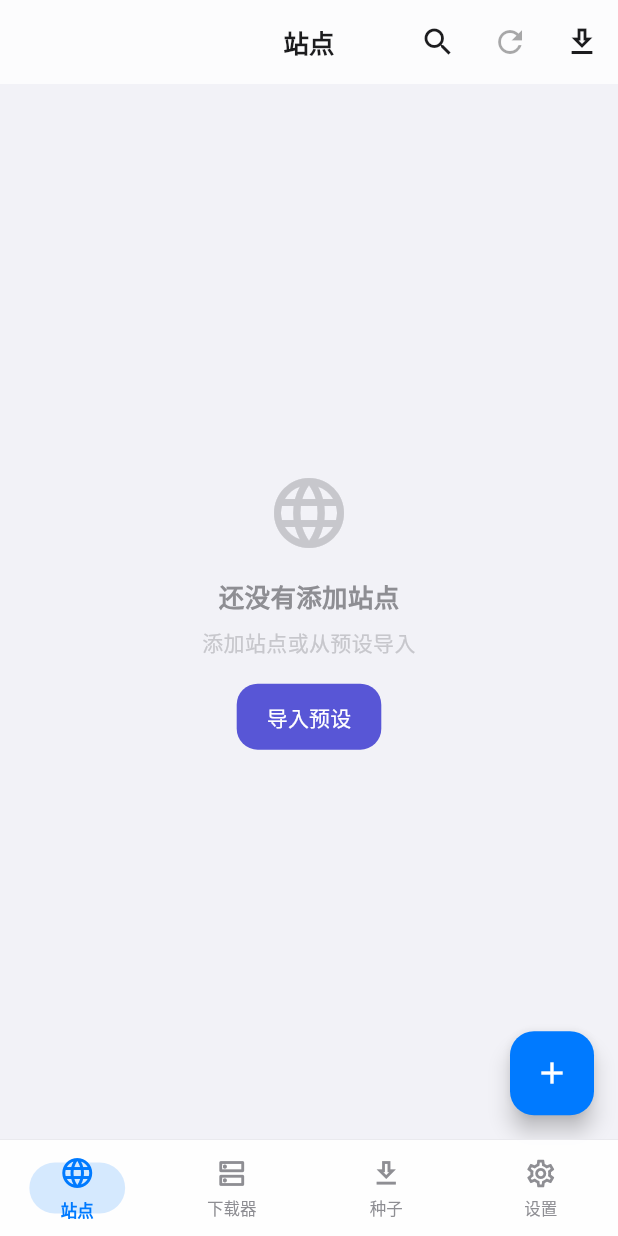
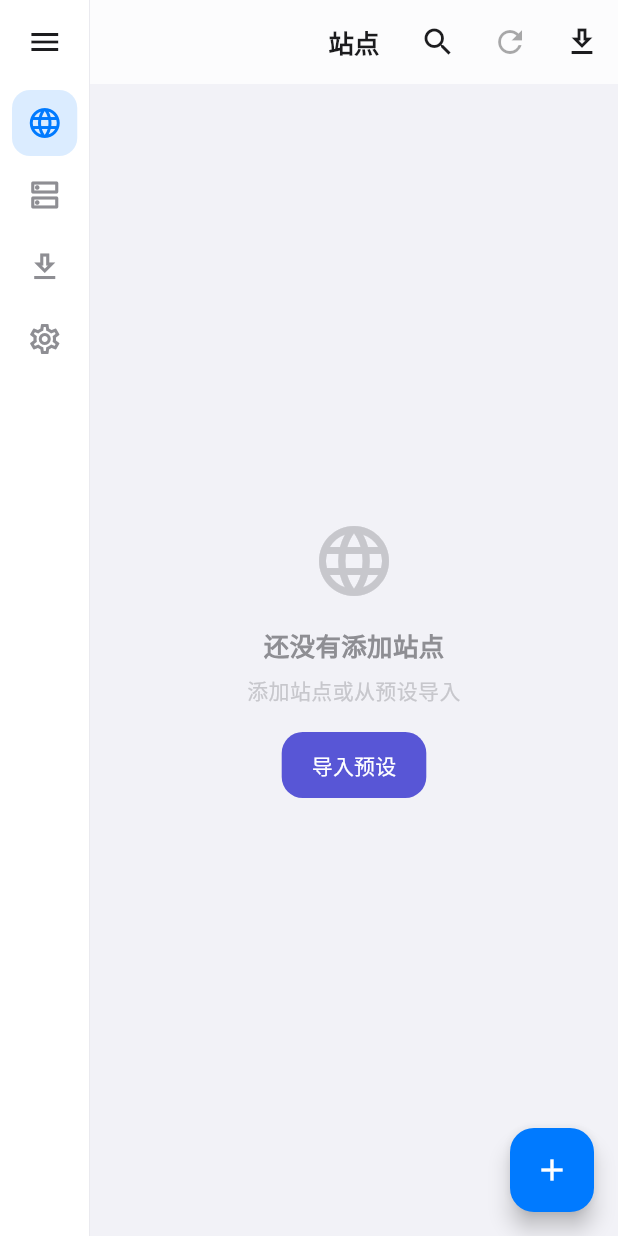
Before and after one commit to zengliming/bit-manager, a Flutter app: the screen it shows after launch, on a phone screen of 412 x 824 dp. Run offline on Flutter 3.47's test engine with Material 3 defaults, Android fonts, the phone set to English and light mode, and no system bars; our stand-ins replace dio, flutter_secure_storage, shared_preferences, webview_flutter.

Commit message:
feat(nav): 改为可折叠侧边栏，默认收起显示站点页，点汉堡按钮展开

```diff
--- a/lib/app.dart
+++ b/lib/app.dart
@@ -10,7 +10,7 @@ import 'screens/site_list_screen.dart';
 import 'screens/torrent_list_screen.dart';
 import 'screens/settings_screen.dart';
 import 'widgets/status_border.dart';
-import 'widgets/sliding_nav_bar.dart';
+import 'widgets/collapsible_side_nav.dart';
 import 'models/torrent.dart';
 
 /// Extension on [ColorScheme] to provide torrent state colors.
@@ -27,6 +27,7 @@ class AppShell extends StatefulWidget {
 
 class _AppShellState extends State<AppShell> with WidgetsBindingObserver {
   int _currentIndex = 0;
+  bool _navExpanded = false;
   RefreshService? _refreshService;
 
   @override
@@ -73,10 +74,26 @@ class _AppShellState extends State<AppShell> with WidgetsBindingObserver {
   @override
   Widget build(BuildContext context) {
     const destinations = [
-      (Icons.language_outlined, Icons.language, '站点'),
-      (Icons.dns_outlined, Icons.dns, '下载器'),
-      (Icons.download_outlined, Icons.download, '种子'),
-      (Icons.settings_outlined, Icons.settings, '设置'),
+      NavDestinationItem(
+        icon: Icons.language_outlined,
+        selectedIcon: Icons.language,
+        label: '站点',
+      ),
+      NavDestinationItem(
+        icon: Icons.dns_outlined,
+        selectedIcon: Icons.dns,
+        label: '下载器',
+      ),
+      NavDestinationItem(
+        icon: Icons.download_outlined,
+        selectedIcon: Icons.download,
+        label: '种子',
+      ),
+      NavDestinationItem(
+        icon: Icons.settings_outlined,
+        selectedIcon: Icons.settings,
+        label: '设置',
+      ),
     ];
 
     final body = IndexedStack(
@@ -97,96 +114,25 @@ class _AppShellState extends State<AppShell> with WidgetsBindingObserver {
       themeMode: ThemeMode.system,
       theme: _buildLightTheme(),
       darkTheme: _buildDarkTheme(),
-      home: LayoutBuilder(
-        builder: (context, constraints) {
-          // 用 LayoutBuilder 拿 Scaffold 实际可用宽度，避免在
-          // MaterialApp 父级读 MediaQuery 拿不到准确值
-          final isWide = constraints.maxWidth >= 600;
-          return Scaffold(
-        body: isWide
-            ? Row(
+      home: Scaffold(
+        body: Row(
           children: [
-                  // 宽屏：收起式侧边导航栏
-                  NavigationRail(
+            // 可折叠侧边导航栏：平时收起，点左上汉堡按钮展开
+            CollapsibleSideNav(
               selectedIndex: _currentIndex,
-                    onDestinationSelected: (i) =>
-                        setState(() => _currentIndex = i),
-                    extended: false,
-                    minExtendedWidth: 72,
-                    minWidth: 72,
-                    labelType: NavigationRailLabelType.none,
-                    backgroundColor:
-                        Theme.of(context).colorScheme.surface,
-                    indicatorColor: Theme.of(context)
-                        .colorScheme
-                        .primary
-                        .withValues(alpha: 0.14),
-                    indicatorShape: RoundedRectangleBorder(
-                      borderRadius: BorderRadius.circular(16),
-                    ),
-                    destinations: [
-                      for (final d in destinations)
-                        NavigationRailDestination(
-                          icon: Icon(d.$1),
-                          selectedIcon: Icon(d.$2),
-                          label: Text(d.$3),
-                        ),
-                    ],
-                  ),
-                  VerticalDivider(
-                    width: 1,
-                    thickness: 0.5,
-                    color: Theme.of(context).dividerColor,
+              expanded: _navExpanded,
+              onToggleExpand: () =>
+                  setState(() => _navExpanded = !_navExpanded),
+              onDestinationSelected: (i) => setState(() {
+                _currentIndex = i;
+                // 选中后自动收起，回到纯净页面
+                _navExpanded = false;
+              }),
+              destinations: destinations,
             ),
             Expanded(child: body),
           ],
-              )
-            : body,
-        // 窄屏：保留底部滑动导航栏
-        bottomNavigationBar: isWide
-            ? null
-            : Container(
-                decoration: BoxDecoration(
-                  color: Theme.of(
-                    context,
-                  ).colorScheme.surface.withValues(alpha: 0.92),
-                  border: Border(
-                    top: BorderSide(
-                      color: Theme.of(context).dividerColor,
-                      width: 0.5,
         ),
-                  ),
-                ),
-                child: SlidingNavBar(
-                  selectedIndex: _currentIndex,
-                  onDestinationSelected: (i) =>
-                      setState(() => _currentIndex = i),
-                  destinations: const [
-                    NavDestination(
-                      icon: Icons.language_outlined,
-                      selectedIcon: Icons.language,
-                      label: '站点',
-                    ),
-                    NavDestination(
-                      icon: Icons.dns_outlined,
-                      selectedIcon: Icons.dns,
-                      label: '下载器',
-                    ),
-                    NavDestination(
-                      icon: Icons.download_outlined,
-                      selectedIcon: Icons.download,
-                      label: '种子',
-                    ),
-                    NavDestination(
-                      icon: Icons.settings_outlined,
-                      selectedIcon: Icons.settings,
-                      label: '设置',
-                    ),
-                  ],
-                ),
-              ),
-          );
-        },
       ),
     );
   }
--- /dev/null
+++ b/lib/widgets/collapsible_side_nav.dart
@@ -0,0 +1,177 @@
+import 'package:flutter/material.dart';
+
+/// 可折叠侧边导航栏
+///
+/// 收起时仅一条窄条（汉堡按钮 + 选中项图标），展开时显示图标 + 文字。
+/// 点顶部汉堡按钮切换展开/收起。选中某项后可自动收起（可选）。
+class CollapsibleSideNav extends StatelessWidget {
+  final int selectedIndex;
+  final bool expanded;
+  final ValueChanged<int> onDestinationSelected;
+  final VoidCallback onToggleExpand;
+  final List<NavDestinationItem> destinations;
+
+  static const double _collapsedWidth = 60;
+  static const double _expandedWidth = 200;
+  static const Duration _duration = Duration(milliseconds: 220);
+  static const Curve _curve = Curves.easeOutCubic;
+
+  const CollapsibleSideNav({
+    super.key,
+    required this.selectedIndex,
+    required this.expanded,
+    required this.onDestinationSelected,
+    required this.onToggleExpand,
+    required this.destinations,
+  });
+
+  @override
+  Widget build(BuildContext context) {
+    final theme = Theme.of(context);
+    final colorScheme = theme.colorScheme;
+    final selectedColor = colorScheme.primary;
+    final unselectedColor = colorScheme.onSurfaceVariant;
+
+    return AnimatedContainer(
+      duration: _duration,
+      curve: _curve,
+      width: expanded ? _expandedWidth : _collapsedWidth,
+      decoration: BoxDecoration(
+        color: colorScheme.surface,
+        border: Border(
+          right: BorderSide(color: theme.dividerColor, width: 0.5),
+        ),
+      ),
+      child: Column(
+        crossAxisAlignment: CrossAxisAlignment.stretch,
+        children: [
+          // 顶部汉堡按钮（切换展开/收起）
+          SizedBox(
+            height: 56,
+            child: IconButton(
+              icon: Icon(
+                expanded ? Icons.menu_open : Icons.menu,
+                color: colorScheme.onSurface,
+              ),
+              onPressed: onToggleExpand,
+              tooltip: expanded ? '收起' : '展开',
+            ),
+          ),
+          const SizedBox(height: 4),
+          // 导航项
+          Expanded(
+            child: ListView(
+              padding: const EdgeInsets.symmetric(horizontal: 8),
+              children: List.generate(destinations.length, (i) {
+                final d = destinations[i];
+                final selected = i == selectedIndex;
+                return _NavItem(
+                  destination: d,
+                  selected: selected,
+                  expanded: expanded,
+                  selectedColor: selectedColor,
+                  unselectedColor: unselectedColor,
+                  duration: _duration,
+                  curve: _curve,
+                  onTap: () => onDestinationSelected(i),
+                );
+              }),
+            ),
+          ),
+        ],
+      ),
+    );
+  }
+}
+
+class _NavItem extends StatelessWidget {
+  final NavDestinationItem destination;
+  final bool selected;
+  final bool expanded;
+  final Color selectedColor;
+  final Color unselectedColor;
+  final Duration duration;
+  final Curve curve;
+  final VoidCallback onTap;
+
+  const _NavItem({
+    required this.destination,
+    required this.selected,
+    required this.expanded,
+    required this.selectedColor,
+    required this.unselectedColor,
+    required this.duration,
+    required this.curve,
+    required this.onTap,
+  });
+
+  @override
+  Widget build(BuildContext context) {
+    final color = selected ? selectedColor : unselectedColor;
+    final indicatorColor = selectedColor.withValues(alpha: 0.14);
+    return Padding(
+      padding: const EdgeInsets.only(bottom: 4),
+      child: Material(
+        color: selected ? indicatorColor : Colors.transparent,
+        borderRadius: BorderRadius.circular(12),
+        child: InkWell(
+          borderRadius: BorderRadius.circular(12),
+          onTap: onTap,
+          child: AnimatedContainer(
+            duration: duration,
+            curve: curve,
+            padding: EdgeInsets.symmetric(
+              horizontal: expanded ? 12 : 0,
+              vertical: 10,
+            ),
+            child: Row(
+              mainAxisAlignment: expanded
+                  ? MainAxisAlignment.start
+                  : MainAxisAlignment.center,
+              children: [
+                Icon(
+                  selected ? destination.selectedIcon : destination.icon,
+                  size: 24,
+                  color: color,
+                ),
+                if (expanded) ...[
+                  const SizedBox(width: 12),
+                  Expanded(
+                    child: AnimatedDefaultTextStyle(
+                      duration: duration,
+                      curve: curve,
+                      style: TextStyle(
+                        fontSize: 14,
+                        fontWeight: selected
+                            ? FontWeight.w600
+                            : FontWeight.w400,
+                        color: color,
+                      ),
+                      child: Text(
+                        destination.label,
+                        maxLines: 1,
+                        overflow: TextOverflow.ellipsis,
+                      ),
+                    ),
+                  ),
+                ],
+              ],
+            ),
+          ),
+        ),
+      ),
+    );
+  }
+}
+
+class NavDestinationItem {
+  final IconData icon;
+  final IconData selectedIcon;
+  final String label;
+
+  const NavDestinationItem({
+    required this.icon,
+    required this.selectedIcon,
+    required this.label,
+  });
+}
--- a/lib/widgets/sliding_nav_bar.dart
+++ /dev/null
@@ -1,169 +0,0 @@
-import 'package:flutter/material.dart';
-
-/// 自绘底部导航栏 — 单个胶囊指示器在选中项之间连续滑动
-///
-/// 取代 M3 NavigationBar 的逐项 fade 动画（视觉上像"跳帧"）。
-/// 胶囊用 AnimatedAlign 在等宽槽位间位移，过渡丝滑。
-class SlidingNavBar extends StatelessWidget {
-  final int selectedIndex;
-  final ValueChanged<int> onDestinationSelected;
-  final List<NavDestination> destinations;
-
-  /// 动画时长与曲线
-  static const Duration _duration = Duration(milliseconds: 260);
-  static const Curve _curve = Curves.easeOutCubic;
-
-  /// 胶囊宽度占单槽宽度的比例（M3 指示器约 60-80px，这里按比例）
-  static const double _indicatorWidthFactor = 0.62;
-
-  const SlidingNavBar({
-    super.key,
-    required this.selectedIndex,
-    required this.onDestinationSelected,
-    required this.destinations,
-  });
-
-  @override
-  Widget build(BuildContext context) {
-    final theme = Theme.of(context);
-    final colorScheme = theme.colorScheme;
-    final indicatorColor = colorScheme.primary.withValues(alpha: 0.16);
-    final selectedColor = colorScheme.primary;
-    final unselectedColor = colorScheme.onSurfaceVariant;
-
-    final n = destinations.length;
-
-    return SafeArea(
-      top: false,
-      child: SizedBox(
-        height: 64,
-        child: LayoutBuilder(
-          builder: (context, constraints) {
-            final slotWidth = constraints.maxWidth / n;
-            final indicatorWidth = slotWidth * _indicatorWidthFactor;
-            // 胶囊 left：选中槽左边缘 + 居中偏移，使胶囊中心精确对齐 tab 中心
-            final indicatorLeft =
-                slotWidth * selectedIndex + (slotWidth - indicatorWidth) / 2;
-            return Stack(
-              children: [
-                // ── 滑动胶囊指示器（纵向居中）──
-                Positioned(
-                  left: indicatorLeft,
-                  top: 0,
-                  bottom: 0,
-                  child: AnimatedContainer(
-                    duration: _duration,
-                    curve: _curve,
-                    width: indicatorWidth,
-                    alignment: Alignment.center,
-                    child: Container(
-                      height: 34,
-                      decoration: BoxDecoration(
-                        color: indicatorColor,
-                        // 圆角 = 高度的一半，形成胶囊端（StadiumBorder 效果）
-                        borderRadius: BorderRadius.circular(17),
-                      ),
-                    ),
-                  ),
-                ),
-                // ── 各 tab 内容（撑满高度，居中）──
-                Row(
-                  children: List.generate(n, (i) {
-                    final d = destinations[i];
-                    final selected = i == selectedIndex;
-                    return Expanded(
-                      child: GestureDetector(
-                        behavior: HitTestBehavior.opaque,
-                        onTap: () => onDestinationSelected(i),
-                        child: _NavCell(
-                          destination: d,
-                          selected: selected,
-                          selectedColor: selectedColor,
-                          unselectedColor: unselectedColor,
-                          duration: _duration,
-                          curve: _curve,
-                        ),
-                      ),
-                    );
-                  }),
-                ),
-              ],
-            );
-          },
-        ),
-      ),
-    );
-  }
-}
-
-class _NavCell extends StatelessWidget {
-  final NavDestination destination;
-  final bool selected;
-  final Color selectedColor;
-  final Color unselectedColor;
-  final Duration duration;
-  final Curve curve;
-
-  const _NavCell({
-    required this.destination,
-    required this.selected,
-    required this.selectedColor,
-    required this.unselectedColor,
-    required this.duration,
-    required this.curve,
-  });
-
-  @override
-  Widget build(BuildContext context) {
-    final color = selected ? selectedColor : unselectedColor;
-    // 撑满格子高度后居中，避免内容被压到顶部
-    return Center(
-      child: Column(
-        mainAxisAlignment: MainAxisAlignment.center,
-        mainAxisSize: MainAxisSize.min,
-        children: [
-          AnimatedSwitcher(
-            duration: duration,
-            transitionBuilder: (child, anim) {
-              return FadeTransition(
-                opacity: anim,
-                child: ScaleTransition(scale: anim, child: child),
-              );
-            },
-            child: Icon(
-            selected ? destination.selectedIcon : destination.icon,
-            key: ValueKey(selected),
-            size: selected ? 24 : 22,
-            color: color,
-          ),
-        ),
-        const SizedBox(height: 4),
-        AnimatedDefaultTextStyle(
-          duration: duration,
-          curve: curve,
-          style: TextStyle(
-            fontSize: 11,
-            fontWeight: selected ? FontWeight.w600 : FontWeight.w400,
-            color: color,
-            fontFamilyFallback: const ['Inter'],
-          ),
-          child: Text(destination.label),
-        ),
-      ],
-      ),
-    );
-  }
-}
-
-/// 导航项描述
-class NavDestination {
-  final IconData icon;
-  final IconData selectedIcon;
-  final String label;
-
-  const NavDestination({
-    required this.icon,
-    required this.selectedIcon,
-    required this.label,
-  });
-}
```
Also changed, not shown: 1 other file. Lines whose indentation alone changed are shown as unchanged.
